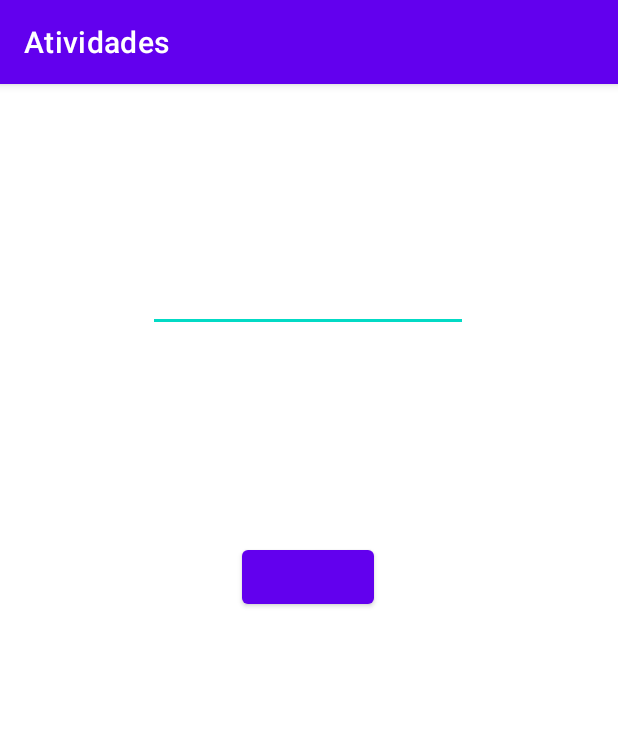
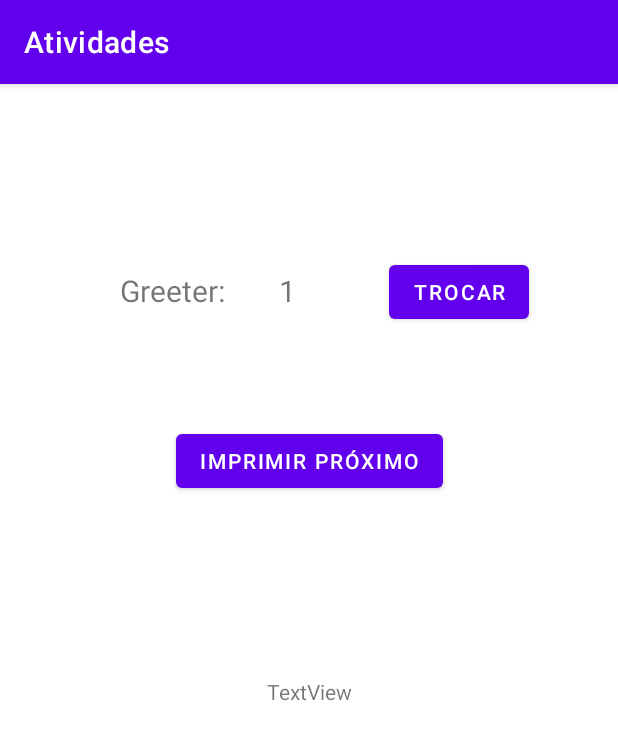
Before and after one commit to MYPayTefeAulas/exercicios-tstpirate, an Android app: the screen it shows after launch (ListasActivity before the commit, GreeterActivity after it), on a phone screen of 412 x 824 dp. Shown: the top 740 px of the screen. Run offline under Robolectric (Android 15) with nearby library versions, the phone set to English and light mode, and no system bars.

Commit message:
Greeter 1

```diff
--- a/Atividades/app/src/main/AndroidManifest.xml
+++ b/Atividades/app/src/main/AndroidManifest.xml
@@ -11,24 +11,21 @@
         android:theme="@style/Theme.Atividades">
         <activity
             android:name=".GreeterActivity"
-            android:exported="true" />
+            android:exported="true">
+        <intent-filter>
+            <action android:name="android.intent.action.MAIN" />
+
+            <category android:name="android.intent.category.LAUNCHER" />
+        </intent-filter>
+        </activity>
         <activity
             android:name=".PessoasActivity"
             android:exported="true">
-            <intent-filter>
-                <action android:name="android.intent.action.MAIN" />
-
-                <category android:name="android.intent.category.LAUNCHER" />
-            </intent-filter>
         </activity>
         <activity
             android:name=".ListasActivity"
             android:exported="true">
-            <intent-filter>
-                <action android:name="android.intent.action.MAIN" />
 
-                <category android:name="android.intent.category.LAUNCHER" />
-            </intent-filter>
         </activity>
         <activity
             android:name=".MainActivity"
--- a/Atividades/app/src/main/res/layout/activity_greeter.xml
+++ b/Atividades/app/src/main/res/layout/activity_greeter.xml
@@ -6,4 +6,61 @@
     android:layout_height="match_parent"
     tools:context=".GreeterActivity">
 
+    <TextView
+        android:id="@+id/txtGreeter"
+        android:layout_width="wrap_content"
+        android:layout_height="wrap_content"
+        android:layout_marginStart="80dp"
+        android:layout_marginTop="124dp"
+        android:text="Greeter:"
+        android:textSize="20sp"
+        app:layout_constraintStart_toStartOf="parent"
+        app:layout_constraintTop_toTopOf="parent" />
+
+    <Button
+        android:id="@+id/button"
+        android:layout_width="wrap_content"
+        android:layout_height="wrap_content"
+        android:layout_marginEnd="56dp"
+        android:text="TROCAR"
+        app:layout_constraintBottom_toBottomOf="@+id/txtGreeter"
+        app:layout_constraintEnd_toEndOf="parent"
+        app:layout_constraintHorizontal_bias="0.952"
+        app:layout_constraintStart_toEndOf="@+id/txtNumGreeter"
+        app:layout_constraintTop_toTopOf="@+id/txtGreeter"
+        app:layout_constraintVertical_bias="0.476" />
+
+    <TextView
+        android:id="@+id/txtNumGreeter"
+        android:layout_width="wrap_content"
+        android:layout_height="wrap_content"
+        android:layout_marginStart="36dp"
+        android:text="1"
+        android:textSize="20sp"
+        app:layout_constraintBottom_toBottomOf="@+id/txtGreeter"
+        app:layout_constraintStart_toEndOf="@+id/txtGreeter"
+        app:layout_constraintTop_toTopOf="@+id/txtGreeter" />
+
+    <Button
+        android:id="@+id/btImprimir"
+        android:layout_width="wrap_content"
+        android:layout_height="wrap_content"
+        android:layout_marginTop="76dp"
+        android:text="Imprimir próximo"
+        app:layout_constraintEnd_toEndOf="parent"
+        app:layout_constraintHorizontal_bias="0.5"
+        app:layout_constraintStart_toStartOf="parent"
+        app:layout_constraintTop_toBottomOf="@+id/txtGreeter" />
+
+    <TextView
+        android:id="@+id/txtSaida"
+        android:layout_width="wrap_content"
+        android:layout_height="wrap_content"
+        android:layout_marginTop="120dp"
+        android:text="TextView"
+        app:layout_constraintEnd_toEndOf="parent"
+        app:layout_constraintHorizontal_bias="0.5"
+        app:layout_constraintStart_toStartOf="parent"
+        app:layout_constraintTop_toBottomOf="@+id/btImprimir" />
+
 </androidx.constraintlayout.widget.ConstraintLayout>
```
